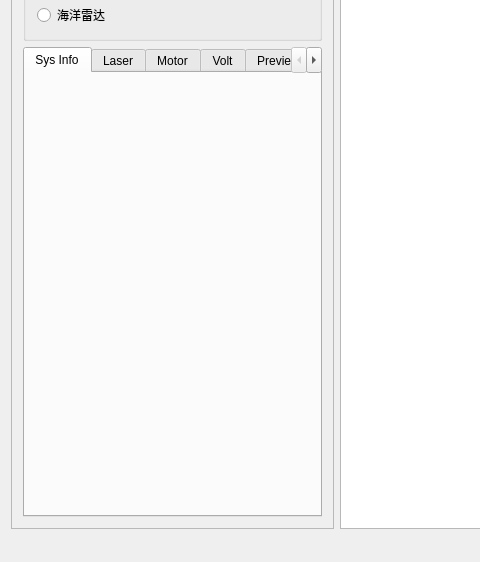
This is mainwindow.ui in kdurant/qt_study as Qt 5 draws it before an edit; both pictures show x 0 to 480 and y 163 to 725 of the 1259 by 725 pixel window. The edited form follows.
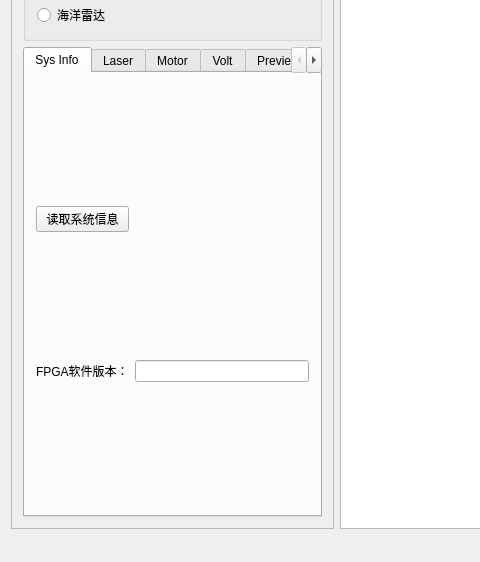
This is the edited form. The open tabs and pages were chosen to show the change. Custom widgets are drawn as their Qt base class.

Commit message: feat: 添加读取系统信息函数

```diff
--- a/mainwindow.ui
+++ b/mainwindow.ui
@@ -81,6 +81,32 @@
            <attribute name="title">
             <string>Sys Info</string>
            </attribute>
+           <layout class="QGridLayout" name="gridLayout_5">
+            <item row="1" column="1">
+             <widget class="QLineEdit" name="lineEdit_localPort_2">
+              <property name="text">
+               <string/>
+              </property>
+              <property name="readOnly">
+               <bool>true</bool>
+              </property>
+             </widget>
+            </item>
+            <item row="1" column="0">
+             <widget class="QLabel" name="label_46">
+              <property name="text">
+               <string>FPGA软件版本：</string>
+              </property>
+             </widget>
+            </item>
+            <item row="0" column="0">
+             <widget class="QPushButton" name="pushButton_ReadInfo">
+              <property name="text">
+               <string>读取系统信息</string>
+              </property>
+             </widget>
+            </item>
+           </layout>
           </widget>
           <widget class="QWidget" name="tab_2">
            <attribute name="title">
```
Left out of the diff: 2 changed lines with no effect on the pictures. The commit also changes 4 other files.
